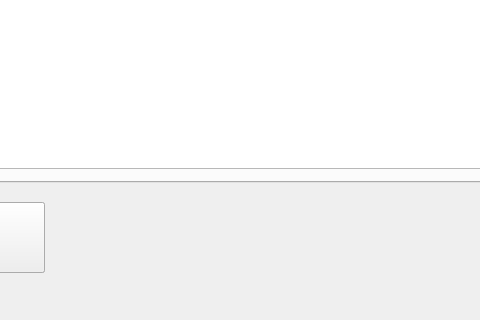
Qt form MainLaunch_qt/mainwindow.ui (luohanqing0318/graduation-design) before a commit; both pictures show x 156 to 636 and y 565 to 885 of the 927 by 885 pixel window.
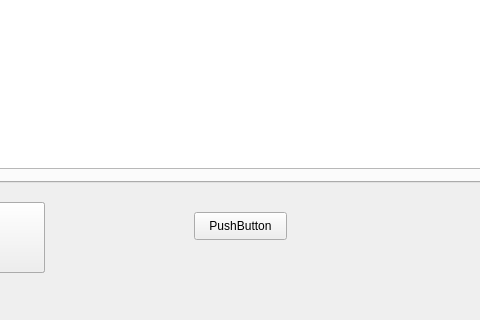
The same form after that commit. Icons and pictures are not drawn.

Diff of the .ui file:
```diff
--- a/MainLaunch_qt/mainwindow.ui
+++ b/MainLaunch_qt/mainwindow.ui
@@ -353,6 +353,19 @@
      <string>搜索</string>
     </property>
    </widget>
+   <widget class="QPushButton" name="pushButton_11">
+    <property name="geometry">
+     <rect>
+      <x>350</x>
+      <y>760</y>
+      <width>93</width>
+      <height>28</height>
+     </rect>
+    </property>
+    <property name="text">
+     <string>PushButton</string>
+    </property>
+   </widget>
   </widget>
   <widget class="QMenuBar" name="menuBar">
    <property name="geometry">
```
